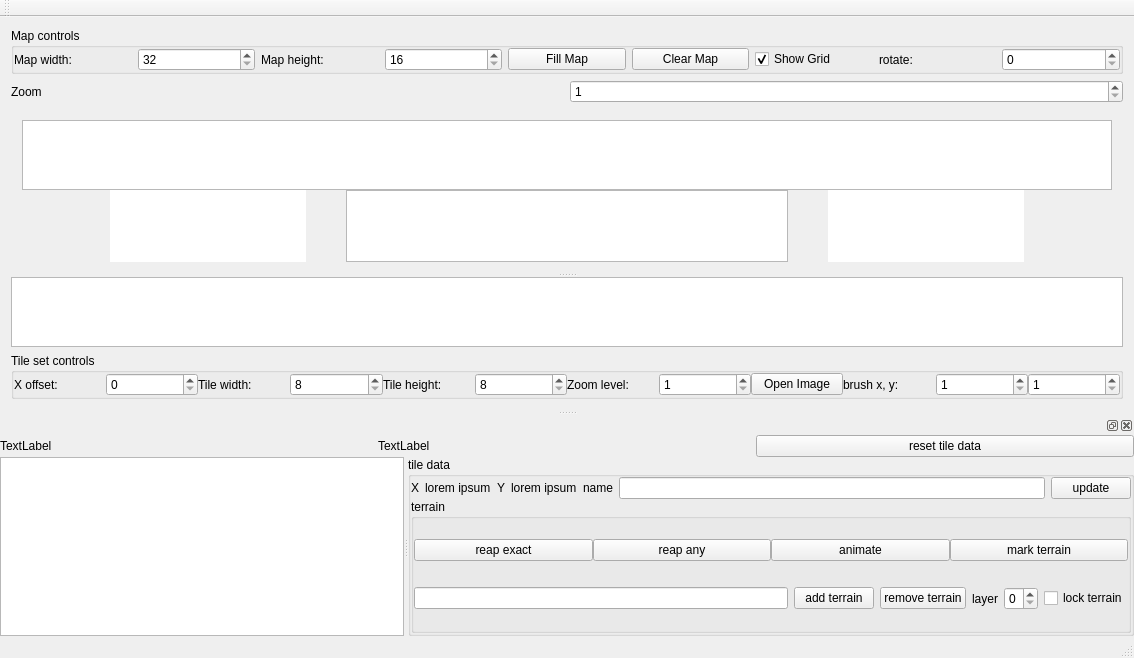
The window that mapeditor.ui (stoyan-shopov/TileMapEdit) describes before a commit, drawn with Qt 5.
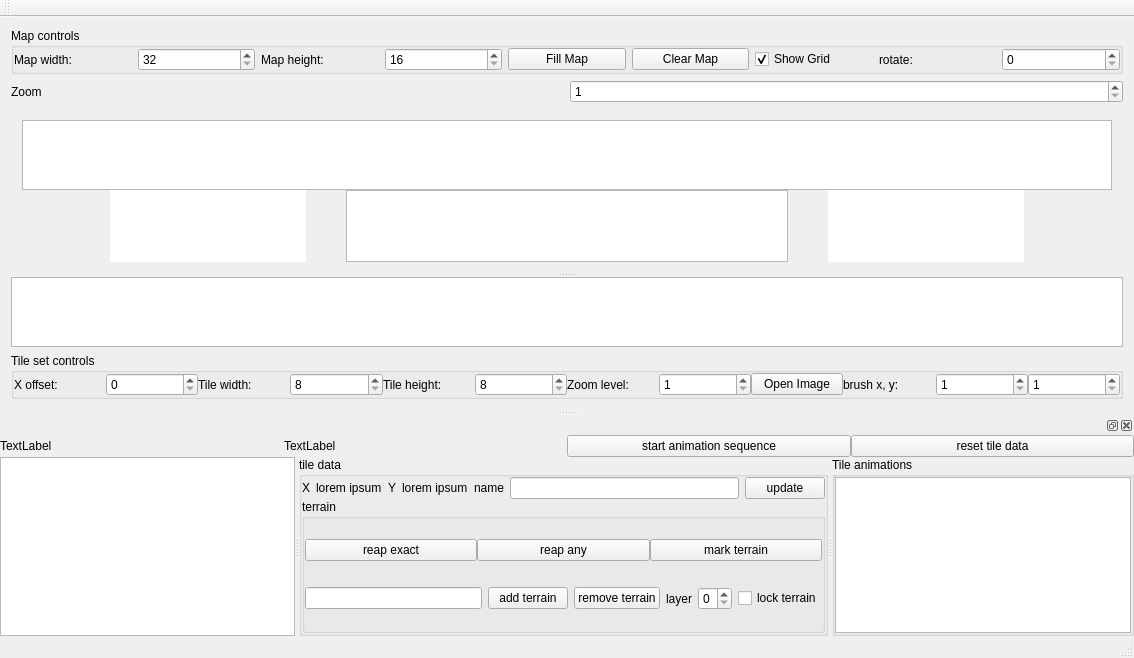
The same window after the commit.

What changed in the file:
```diff
--- a/mapeditor.ui
+++ b/mapeditor.ui
@@ -510,6 +510,16 @@
          </property>
         </widget>
        </item>
+       <item>
+        <widget class="QPushButton" name="pushButtonAnimationSequence">
+         <property name="text">
+          <string>start animation sequence</string>
+         </property>
+         <property name="checkable">
+          <bool>true</bool>
+         </property>
+        </widget>
+       </item>
        <item>
         <widget class="QPushButton" name="pushButtonResetTileData">
          <property name="text">
@@ -639,13 +649,6 @@
                 </property>
                </widget>
               </item>
-              <item>
-               <widget class="QPushButton" name="pushButtonAnimate">
-                <property name="text">
-                 <string>animate</string>
-                </property>
-               </widget>
-              </item>
               <item>
                <widget class="QPushButton" name="pushButtonMarkTerrain">
                 <property name="text">
@@ -702,6 +705,38 @@
          </item>
         </layout>
        </widget>
+       <widget class="QGroupBox" name="groupBox_2">
+        <property name="title">
+         <string>Tile animations</string>
+        </property>
+        <layout class="QVBoxLayout" name="verticalLayout_5">
+         <property name="spacing">
+          <number>0</number>
+         </property>
+         <property name="leftMargin">
+          <number>0</number>
+         </property>
+         <property name="topMargin">
+          <number>0</number>
+         </property>
+         <property name="rightMargin">
+          <number>0</number>
+         </property>
+         <property name="bottomMargin">
+          <number>0</number>
+         </property>
+         <item>
+          <layout class="QVBoxLayout" name="verticalLayout_3">
+           <property name="spacing">
+            <number>0</number>
+           </property>
+           <item>
+            <widget class="QListWidget" name="listWidget"/>
+           </item>
+          </layout>
+         </item>
+        </layout>
+       </widget>
       </widget>
      </item>
     </layout>
```
